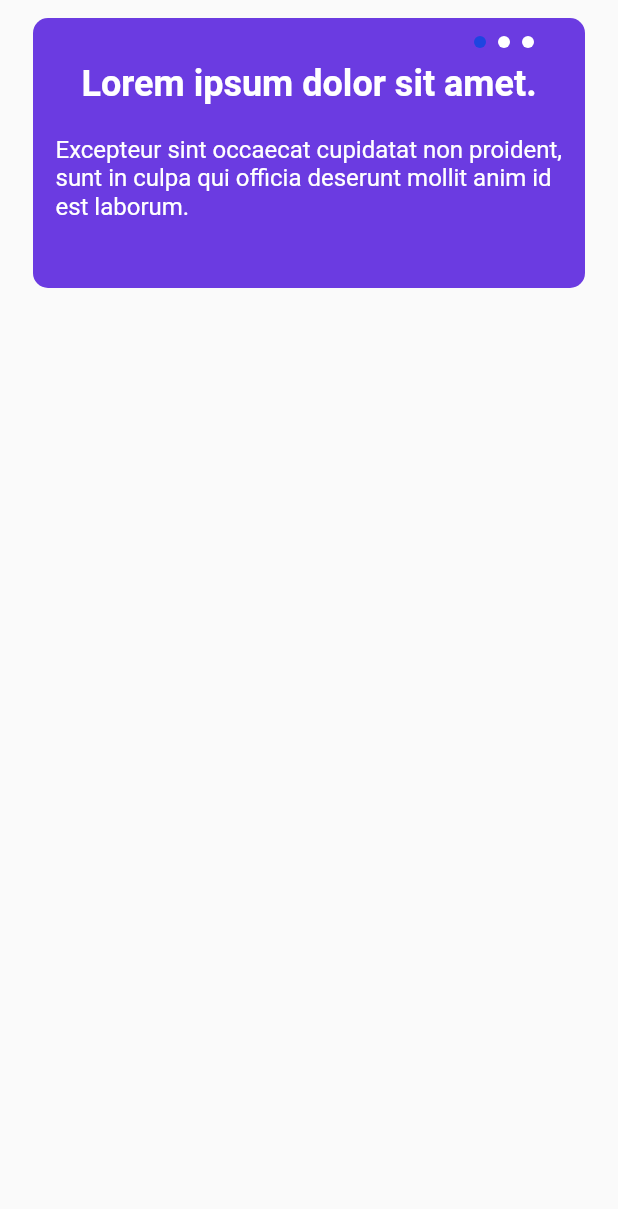
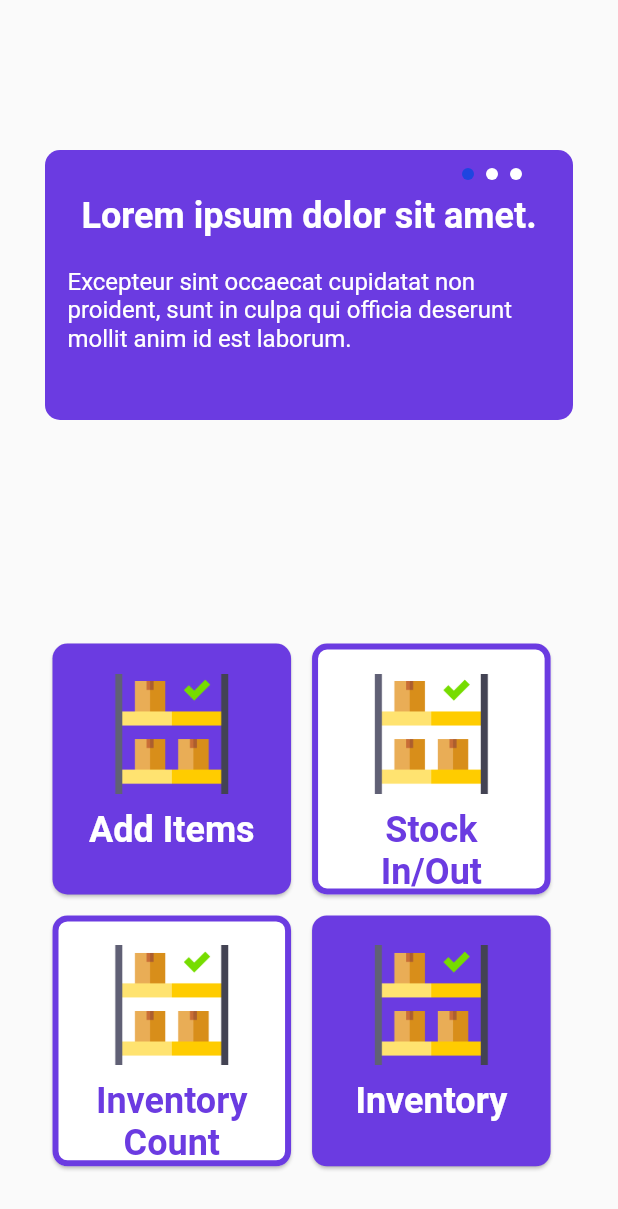
Before and after one commit to tezena/Inventroy_management, a Flutter app: the screen it shows after launch, on a phone screen of 412 x 824 dp. Shown: the top 1209 px of the screen. Run offline on Flutter 3.47's test engine with Material 2 defaults, Android fonts, the phone set to English and light mode, and no system bars; drawn by our look-alikes of carousel_slider.

Commit message:
complete cars

```diff
--- a/lib/AllText.dart
+++ b/lib/AllText.dart
@@ -1,5 +1,3 @@
-import 'dart:js';
-
 import 'package:flutter/material.dart';
 
 class Info extends StatefulWidget {
--- /dev/null
+++ b/lib/Card.dart
@@ -0,0 +1,93 @@
+import 'package:flutter/material.dart';
+
+class ImageTextCard extends StatelessWidget {
+  final String imagePath;
+  final String text;
+  final bool isTrue;
+
+  ImageTextCard({
+    required this.imagePath,
+    required this.text,
+    this.isTrue =false,
+  });
+
+  @override
+  Widget build(BuildContext context) {
+    return SizedBox(
+      height: MediaQuery.of(context).size.height*.22,
+      width: MediaQuery.of(context).size.width*.42,
+      child: Card(
+        margin: EdgeInsets.all(7),
+        color: isTrue?Colors.white:Color.fromRGBO(107, 59, 225,1),
+        shape:  RoundedRectangleBorder(borderRadius: BorderRadius.all(Radius.circular(10)),
+        side:isTrue?const BorderSide(width: 4,color:Color.fromRGBO(107, 59, 225,1)):BorderSide.none),
+        child: Column(
+          crossAxisAlignment: CrossAxisAlignment.stretch,
+          children: [
+            SizedBox(height: 20,),
+            SizedBox(
+              height: 80,
+              width: 150,
+              child: Image.asset(
+                imagePath,
+              ),
+            ),
+            Padding(
+              padding: const EdgeInsets.only(top: 10,left: 20,right: 20),
+              child: Center(
+                child: Text(
+                  text,
+                  style: TextStyle(fontSize: 24, fontWeight: FontWeight.bold,color: isTrue?const Color.fromRGBO(107, 59, 225,1):Colors.white),
+                  textAlign: TextAlign.center,
+                ),
+              ),
+            ),
+          ],
+        ),
+      ),
+    );
+  }
+}
+
+class DisplayCard extends StatelessWidget {
+  const DisplayCard({super.key});
+  @override
+  Widget build(BuildContext context) {
+    return Padding(
+      padding: const EdgeInsets.only(left: 20 ,right: 20),
+      child: Column(
+        crossAxisAlignment: CrossAxisAlignment.center,
+        children: [
+          Row(
+            children: [
+              ImageTextCard(
+                imagePath: 'assets/images/inventory.png',
+                text: 'Add Items',
+                isTrue:false,
+              ),
+                ImageTextCard(
+                imagePath: 'assets/images/inventory.png',
+                text: 'Stock        In/Out',
+               isTrue:true,
+              )
+            ],
+          ),
+          Row(
+            children: [
+              ImageTextCard(
+                imagePath: 'assets/images/inventory.png',
+                text: 'Inventory Count',
+               isTrue:true,
+              ),
+                ImageTextCard(
+                imagePath: 'assets/images/inventory.png',
+                text: 'Inventory',
+           isTrue:false,
+              )
+            ],
+          )
+        ],
+      ),
+    );
+  }
+}
--- a/lib/SearchBar.dart
+++ b/lib/SearchBar.dart
@@ -1,4 +1,3 @@
-
 import 'package:flutter/material.dart';
 
 class SearchBar extends StatefulWidget {
@@ -19,22 +18,33 @@ class _SearchBarState extends State<SearchBar> {
 
   @override
   Widget build(BuildContext context) {
-    return  Padding(
+    return Padding(
       padding: const EdgeInsets.all(16.0),
       child: Column(
         children: [
-          TextField(
+          Container(
+            width: 250.0, // Adjust the width as needed
+            decoration: BoxDecoration(
+              borderRadius: BorderRadius.circular(5.0),
+              color: Colors.grey[300],
+            ),
+            child: Padding(
+              padding: const EdgeInsets.symmetric(horizontal: 16.0),
+              child: TextField(
                 controller: _searchController,
                 decoration: const InputDecoration(
-              labelText: 'Search',
-              suffixIcon: Icon(Icons.search),
+                  hintText: 'Search',
+                  border: InputBorder.none,
+
                 ),
                 onChanged: (value) {
                   // Handle search logic here
                   // You can filter your data based on the value entered
                 },
               ),
-         const  SizedBox(height: 16),
+            ),
+          ),
+          SizedBox(height: 16),
           // Add your search results or other widgets here
         ],
       ),
--- a/lib/main.dart
+++ b/lib/main.dart
@@ -1,7 +1,7 @@
 import 'package:flutter/material.dart';
 import 'package:carousel_slider/carousel_slider.dart';
 import "package:inventory/AllText.dart";
-
+import 'package:inventory/Card.dart';
 void main() {
   runApp(const MyApp());
 }
@@ -11,14 +11,19 @@ class MyApp extends StatelessWidget {
 
   @override
   Widget build(BuildContext context) {
-    return const MaterialApp(
+    return  MaterialApp(
       title: 'Flutter Demo',
       home: Scaffold(
-        body: Column(
-          mainAxisAlignment: MainAxisAlignment.start,
+        body: SizedBox(height: MediaQuery.of(context).size.height,
+          child: const Padding(
+            padding: EdgeInsets.all(8.0),
+            child:   Column(
               children: [
-            MySlider()
+                  SizedBox(height: 80,),
+                  MySlider(),SizedBox(height: 130,),DisplayCard(),
               ],
+            ),
+          ),
         ),
       ),
     );
@@ -84,8 +89,7 @@ class _MySliderState extends State<MySlider> {
       padding: const EdgeInsets.all(12.0),
       child: Column(
         children: [
-          Expanded(
-            child: Stack(
+          Stack(
             children: [
               CarouselSlider(
                 items: carouselItems,
@@ -109,7 +113,6 @@ class _MySliderState extends State<MySlider> {
                 ),
               ),
             ],
-            ),
           ),
         ],
       ),
--- a/pubspec.yaml
+++ b/pubspec.yaml
@@ -60,9 +60,9 @@ flutter:
   uses-material-design: true
 
   # To add assets to your application, add an assets section, like this:
-  # assets:
-  #   - images/a_dot_burr.jpeg
-  #   - images/a_dot_ham.jpeg
+  assets:
+    - assets/images/inventory.png
+    # - images/a_dot_ham.jpeg
 
   # An image asset can refer to one or more resolution-specific "variants", see
   # https://flutter.dev/assets-and-images/#resolution-aware
```
Also changed, not shown: assets/images/inventory.png (added). Lines whose indentation alone changed are shown as unchanged.
